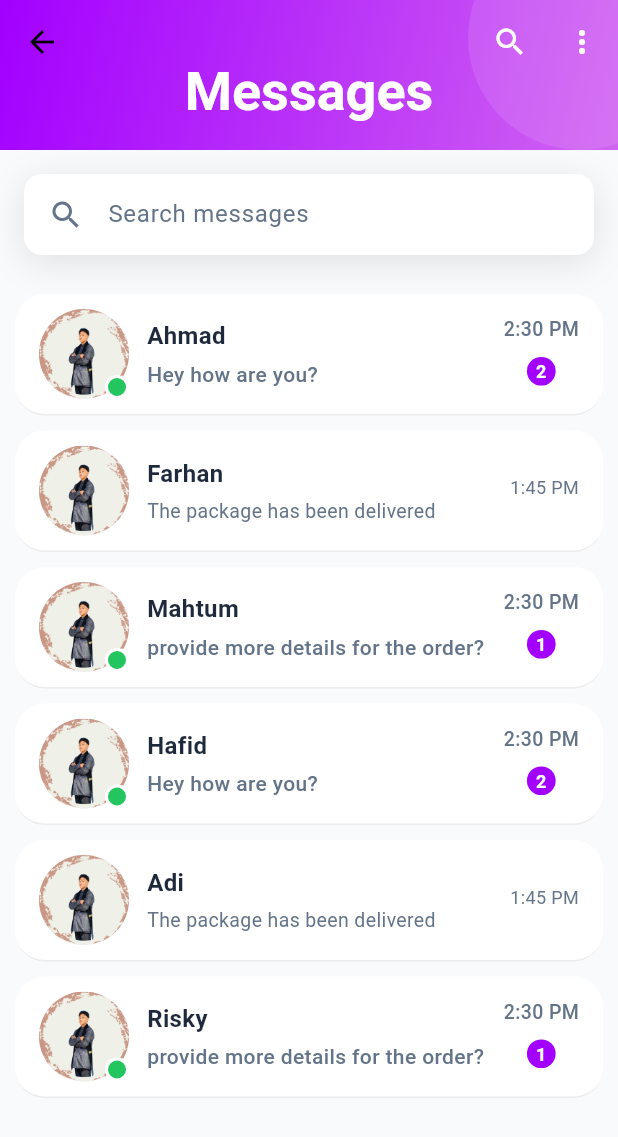
After one commit to FarhanDev2025/uas-semester-4, a Flutter app: the ChatListScreen screen opened directly, on a phone screen of 412 x 824 dp. The commit adds this screen. Shown: the top 1137 px of the screen. Run offline on Flutter 3.47's test engine with Material 3 defaults, Android fonts, the phone set to English and light mode, and no system bars; Roboto replaces fonts that are missing (Poppins).

Commit message:
Tambah chat_list di part_10

```diff
--- /dev/null
+++ b/lib/screens/chat_list_screen.dart
@@ -0,0 +1,291 @@
+import 'package:app_jualan/theme/theme.dart';
+import 'package:flutter/material.dart';
+
+class ChatListScreen extends StatelessWidget {
+  final List<Map<String, dynamic>> chatList = [
+    {
+      'name': 'Ahmad',
+      'lastMessage': 'Hey how are you?',
+      'time': '2:30 PM',
+      'undreadCount': 2,
+      'avatar': 'assets/images/profile.jpg',
+      'isOnline': true,
+    },
+    {
+      'name': 'Farhan',
+      'lastMessage': 'The package has been delivered',
+      'time': '1:45 PM',
+      'undreadCount': 0,
+      'avatar': 'assets/images/profile.jpg',
+      'isOnline': false,
+    },
+
+    {
+      'name': 'Mahtum',
+      'lastMessage': 'provide more details for the order?',
+      'time': '2:30 PM',
+      'undreadCount': 1,
+      'avatar': 'assets/images/profile.jpg',
+      'isOnline': true,
+    },
+    {
+      'name': 'Hafid',
+      'lastMessage': 'Hey how are you?',
+      'time': '2:30 PM',
+      'undreadCount': 2,
+      'avatar': 'assets/images/profile.jpg',
+      'isOnline': true,
+    },
+    {
+      'name': 'Adi',
+      'lastMessage': 'The package has been delivered',
+      'time': '1:45 PM',
+      'undreadCount': 0,
+      'avatar': 'assets/images/profile.jpg',
+      'isOnline': false,
+    },
+
+    {
+      'name': 'Risky',
+      'lastMessage': 'provide more details for the order?',
+      'time': '2:30 PM',
+      'undreadCount': 1,
+      'avatar': 'assets/images/profile.jpg',
+      'isOnline': true,
+    },
+  ];
+
+  @override
+  Widget build(BuildContext context) {
+    return Scaffold(
+      backgroundColor: AppTheme.backgroundColor,
+      body: CustomScrollView(
+        slivers: [
+          SliverAppBar(
+            expandedHeight: 100,
+            floating: false,
+            pinned: true,
+            backgroundColor: Colors.transparent,
+            flexibleSpace: Container(
+              decoration: BoxDecoration(
+                gradient: LinearGradient(
+                  colors: AppTheme.primaryGradient,
+                  begin: Alignment.topLeft,
+                  end: Alignment.bottomRight,
+                ),
+              ),
+              child: FlexibleSpaceBar(
+                centerTitle: true,
+                titlePadding: EdgeInsets.symmetric(
+                  horizontal: 16,
+                  vertical: 16,
+                ),
+                title: Text(
+                  "Messages",
+                  style: TextStyle(
+                    fontSize: 24,
+                    fontWeight: FontWeight.bold,
+                    color: Colors.white,
+                  ),
+                ),
+                background: Stack(
+                  children: [
+                    Positioned(
+                      top: -50,
+                      right: -50,
+                      child: Container(
+                        width: 150,
+                        height: 150,
+                        decoration: BoxDecoration(
+                          shape: BoxShape.circle,
+                          color: Colors.white.withOpacity(0.1),
+                        ),
+                      ),
+                    ),
+                  ],
+                ),
+              ),
+            ),
+            actions: [
+              IconButton(
+                onPressed: () {},
+                icon: Icon(Icons.search, color: Colors.white),
+              ),
+              IconButton(
+                onPressed: () {},
+                icon: Icon(Icons.more_vert, color: Colors.white),
+              ),
+            ],
+          ),
+          SliverToBoxAdapter(
+            child: Column(
+              children: [
+                Padding(
+                  padding: EdgeInsets.all(16),
+                  child: Container(
+                    padding: EdgeInsets.symmetric(horizontal: 16),
+                    decoration: BoxDecoration(
+                      color: Colors.white,
+                      borderRadius: BorderRadius.circular(12),
+                      boxShadow: [
+                        BoxShadow(
+                          color: Colors.black.withOpacity(0.1),
+                          blurRadius: 20,
+                          offset: Offset(0, 5),
+                        ),
+                      ],
+                    ),
+                    child: TextField(
+                      decoration: InputDecoration(
+                        contentPadding: EdgeInsets.symmetric(vertical: 15),
+                        hintText: 'Search messages',
+                        border: InputBorder.none,
+                        icon: Icon(Icons.search, color: AppTheme.textSecondary),
+                        hintStyle: TextStyle(color: AppTheme.textSecondary),
+                      ),
+                    ),
+                  ),
+                ),
+                ListView.builder(
+                  padding: EdgeInsets.symmetric(vertical: 5),
+                  shrinkWrap: true,
+                  physics: NeverScrollableScrollPhysics(),
+                  itemCount: chatList.length,
+                  itemBuilder: (context, index) {
+                    final chat = chatList[index];
+                    return InkWell(
+                      onTap: () {},
+                      child: Container(
+                        margin: EdgeInsets.symmetric(
+                          vertical: 5,
+                          horizontal: 10,
+                        ),
+                        padding: EdgeInsets.symmetric(
+                          horizontal: 16,
+                          vertical: 10,
+                        ),
+                        decoration: BoxDecoration(
+                          color: Colors.white,
+                          borderRadius: BorderRadius.circular(20),
+                          border: Border(
+                            bottom: BorderSide(
+                              color: Colors.grey.withOpacity(0.2),
+                              width: 1,
+                            ),
+                          ),
+                        ),
+                        child: Row(
+                          children: [
+                            Stack(
+                              children: [
+                                CircleAvatar(
+                                  radius: 30,
+                                  backgroundColor: AppTheme.primaryColor
+                                      .withOpacity(0.1),
+                                  child: ClipRRect(
+                                    borderRadius: BorderRadius.circular(50),
+                                    child: Image.asset(chat['avatar']),
+                                  ),
+                                ),
+                                if (chat['isOnline'])
+                                  Positioned(
+                                    right: 0,
+                                    bottom: 0,
+                                    child: Container(
+                                      height: 16,
+                                      width: 16,
+                                      decoration: BoxDecoration(
+                                        color: AppTheme.succes,
+                                        shape: BoxShape.circle,
+                                        border: Border.all(
+                                          color: Colors.white,
+                                          width: 2,
+                                        ),
+                                      ),
+                                    ),
+                                  ),
+                              ],
+                            ),
+                            SizedBox(width: 12),
+                            Expanded(
+                              child: Column(
+                                crossAxisAlignment: CrossAxisAlignment.start,
+                                children: [
+                                  Text(
+                                    chat['name'],
+                                    style: TextStyle(
+                                      fontSize: 16,
+                                      fontWeight: FontWeight.bold,
+                                      color: AppTheme.textPrimary,
+                                    ),
+                                  ),
+                                  SizedBox(height: 4),
+                                  Text(
+                                    chat['lastMessage'],
+                                    style: TextStyle(
+                                      fontSize:
+                                          chat['undreadCount'] == 0 ? 13 : 14,
+                                      color: AppTheme.textSecondary,
+
+                                      fontWeight:
+                                          chat['undreadCount'] == 0
+                                              ? FontWeight.normal
+                                              : FontWeight.w500,
+                                    ),
+                                    maxLines: 1,
+                                    overflow: TextOverflow.ellipsis,
+                                  ),
+                                ],
+                              ),
+                            ),
+                            SizedBox(height: 12),
+                            Column(
+                              crossAxisAlignment: CrossAxisAlignment.center,
+                              children: [
+                                Text(
+                                  chat['time'],
+                                  style: TextStyle(
+                                    fontSize:
+                                        chat['undreadCount'] == 0 ? 12 : 13,
+                                    color: AppTheme.textSecondary,
+                                    fontWeight:
+                                        chat['undreadCount'] == 0
+                                            ? FontWeight.normal
+                                            : FontWeight.w500,
+                                  ),
+                                ),
+                                SizedBox(height: 4),
+                                if (chat['undreadCount'] > 0)
+                                  Container(
+                                    padding: EdgeInsets.all(6),
+                                    decoration: BoxDecoration(
+                                      color: AppTheme.primaryColor,
+                                      shape: BoxShape.circle,
+                                    ),
+                                    child: Center(
+                                      child: Text(
+                                        chat['undreadCount'].toString(),
+                                        style: TextStyle(
+                                          color: Colors.white,
+                                          fontSize: 12,
+                                          fontWeight: FontWeight.bold,
+                                        ),
+                                      ),
+                                    ),
+                                  ),
+                              ],
+                            ),
+                          ],
+                        ),
+                      ),
+                    );
+                  },
+                ),
+              ],
+            ),
+          ),
+        ],
+      ),
+    );
+  }
+}
--- a/lib/screens/main_screen.dart
+++ b/lib/screens/main_screen.dart
@@ -1,4 +1,5 @@
 import 'package:app_jualan/screens/cart_screen.dart';
+import 'package:app_jualan/screens/chat_list_screen.dart';
 import 'package:app_jualan/screens/chat_screen.dart';
 import 'package:app_jualan/screens/home_screen.dart';
 import 'package:app_jualan/screens/profile_screen.dart';
@@ -19,7 +20,7 @@ class _MainScreenState extends State<MainScreen> {
   final List<Widget> _screens = [
     HomeScreen(),
     WishlistScreen(),
-    ChatScreen(),
+    ChatListScreen(),
     CartScreen(),
     ProfileScreen(),
   ];
```
Also changed, not shown: assets/images/profile.jpg (added).
